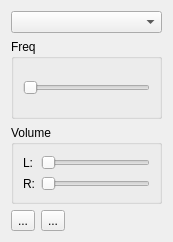
Qt form Qt/my_old_programm/Tools/Generator_Curve/src/widgets/sound_widget/src/ui/sound_widget.ui (RinatB2017/mega_GIT) before a commit.
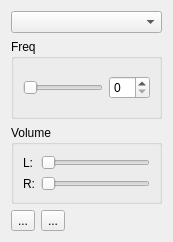
The same form after that commit.

Patch:
```diff
--- a/Qt/my_old_programm/Tools/Generator_Curve/src/widgets/sound_widget/src/ui/sound_widget.ui
+++ b/Qt/my_old_programm/Tools/Generator_Curve/src/widgets/sound_widget/src/ui/sound_widget.ui
@@ -22,7 +22,7 @@
      <property name="title">
       <string>Freq</string>
      </property>
-     <layout class="QVBoxLayout" name="verticalLayout_3">
+     <layout class="QHBoxLayout" name="horizontalLayout_2">
       <item>
        <widget class="QSlider" name="m_freq">
         <property name="orientation">
@@ -30,6 +30,9 @@
         </property>
        </widget>
       </item>
+      <item>
+       <widget class="QSpinBox" name="sb_freq"/>
+      </item>
      </layout>
     </widget>
    </item>
```
